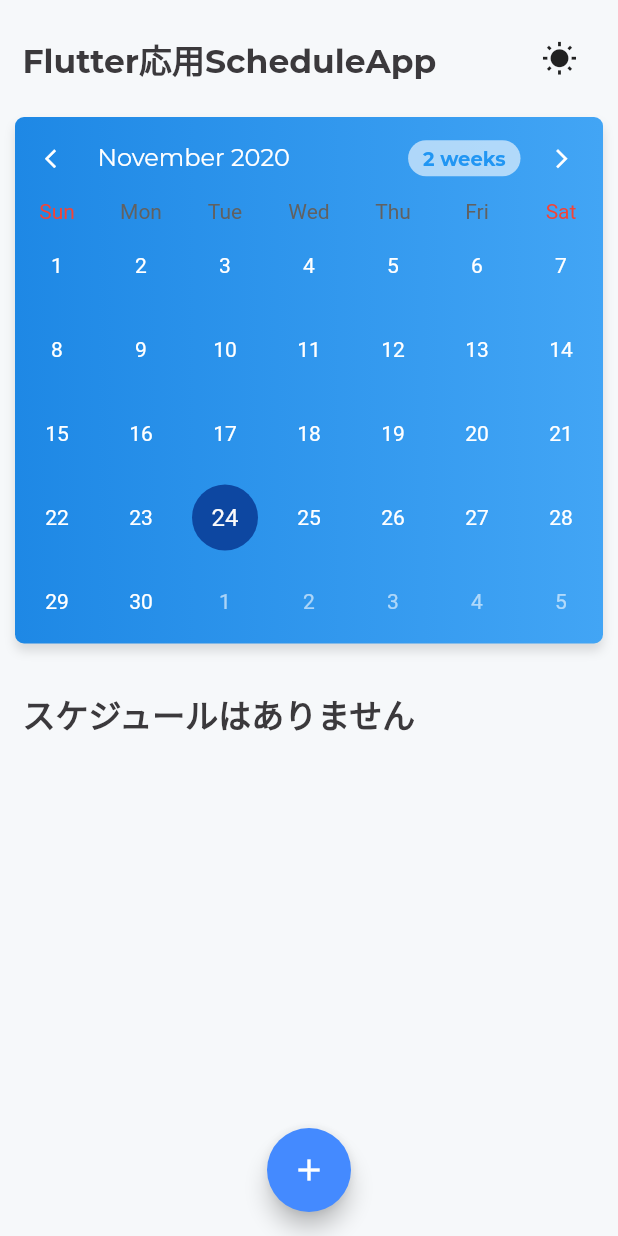
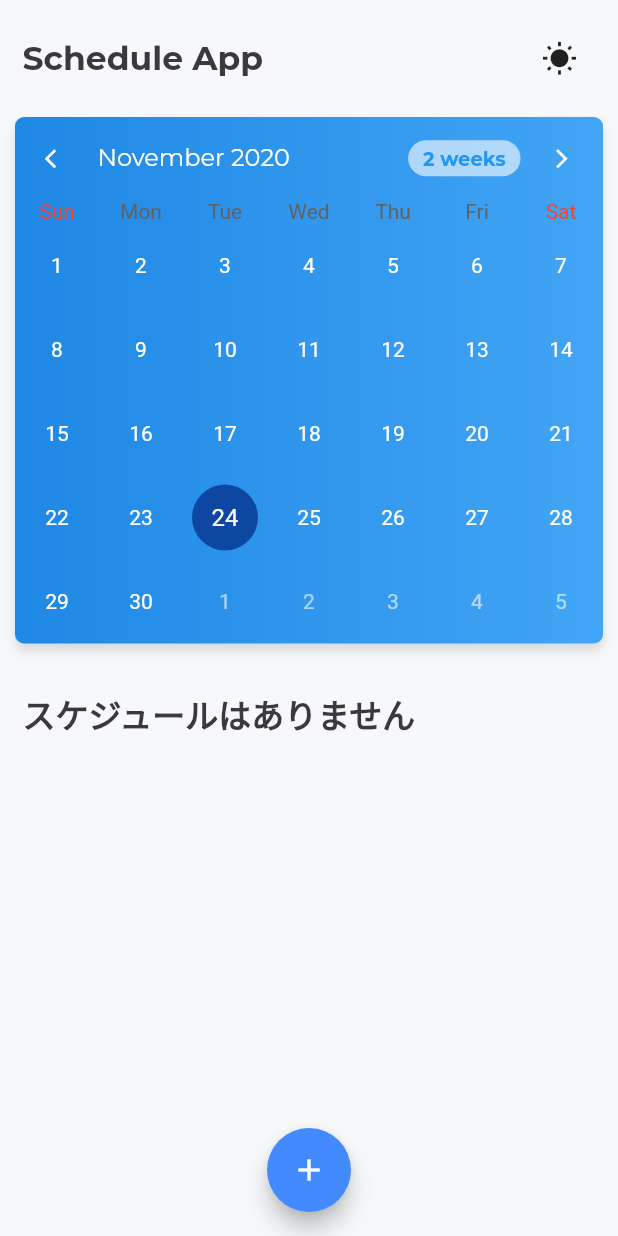
Before and after one commit to shinya-iwaki/ScheduleApp, a Flutter app: the screen it shows after launch, on a phone screen of 412 x 824 dp. Run offline on Flutter 3.47's test engine with Material 2 defaults, Android fonts, the phone set to English and light mode, and no system bars; drawn by our look-alikes of table_calendar; our stand-ins replace font_awesome_flutter, google_fonts, shared_preferences, sqflite; accounts and stored records are empty.

Commit message:
second commit

```diff
--- a/lib/calendar.dart
+++ b/lib/calendar.dart
@@ -253,7 +253,7 @@ class _CalendarState extends State<Calendar> {
             child:
             Row(mainAxisAlignment: MainAxisAlignment.spaceBetween,children: [
 
-              Text("Flutter応用ScheduleApp", style: Theme.of(context).primaryTextTheme.headline1),
+              Text("Schedule App", style: Theme.of(context).primaryTextTheme.headline1),
               Consumer<ThemeNotifier>(
                   builder: (context, notifier, child) => IconButton(icon: notifier.isDarkTheme ? FaIcon(FontAwesomeIcons.moon, size: 20, color: Colors.white,) : Icon(Icons.wb_sunny), onPressed: () => {notifier.toggleTheme()}))
             ],),
```
